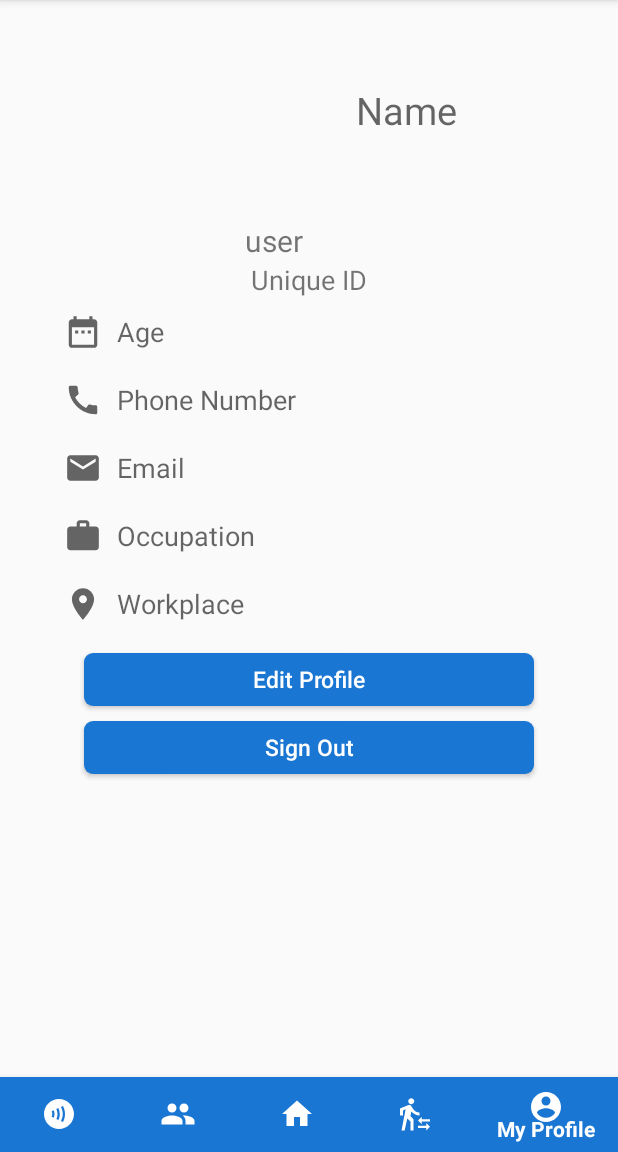
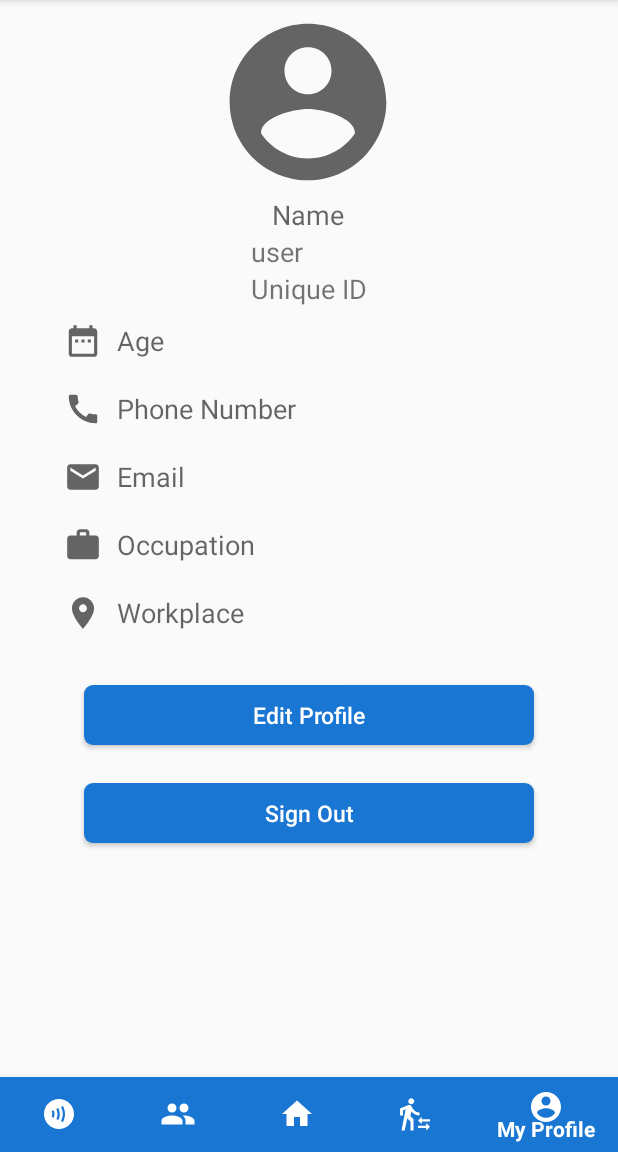
Before and after one commit to bhajan-limitless/AS120_EZ4US, an Android app: the ProfileActivity screen opened directly, with no data from a screen before it, on a phone screen of 412 x 824 dp, the part 84-1236 px from its top. Run offline under Robolectric (Android 15) with nearby library versions, the phone set to English and light mode, and no system bars; our stand-ins replace Firebase (no records; nobody signed in at launch, a user with empty details on screens opened directly); pictures from the network do not load; 6 statements that could not run were skipped.

Commit message:
ui changes

```diff
--- a/app/src/main/res/drawable/betteredittext.xml
+++ b/app/src/main/res/drawable/betteredittext.xml
@@ -2,8 +2,8 @@
 <shape xmlns:android="http://schemas.android.com/apk/res/android">
     <stroke
         android:width="1dp"
-        android:color="@color/colorPrimary" />
-    <corners android:radius="24dp"/>
+        android:color="@color/quantum_grey" />
+    <corners android:radius="8dp"/>
     <solid
         android:color="#00FFFFFF"
         android:paddingLeft="6dp"
--- /dev/null
+++ b/app/src/main/res/drawable/roundbuttonwhite.xml
@@ -0,0 +1,6 @@
+<?xml version="1.0" encoding="utf-8"?>
+<shape xmlns:android="http://schemas.android.com/apk/res/android">
+    <corners android:radius="6dp" />
+    <solid android:color="#ffffff" />
+
+</shape>
--- a/app/src/main/res/layout/activity_forgot.xml
+++ b/app/src/main/res/layout/activity_forgot.xml
@@ -9,6 +9,7 @@
     tools:context="com.ez4us.shieldapp.ForgotActivity">
 
     <EditText
+        android:background="@drawable/betteredittext"
         android:layout_marginTop="185dp"
         android:id="@+id/editTextfor"
         android:layout_width="300dp"
--- a/app/src/main/res/layout/activity_login.xml
+++ b/app/src/main/res/layout/activity_login.xml
@@ -8,6 +8,7 @@
     tools:context="com.ez4us.shieldapp.LoginActivity">
 
     <EditText
+        android:background="@drawable/betteredittext"
         android:layout_marginTop="185dp"
         android:id="@+id/editTextQ"
         android:layout_width="300dp"
@@ -20,6 +21,7 @@
         android:inputType="textPersonName"/>
 
     <EditText
+        android:background="@drawable/betteredittext"
         android:gravity="center_vertical"
         android:padding="10dp"
         android:layout_marginTop="25dp"
--- a/app/src/main/res/layout/activity_profile.xml
+++ b/app/src/main/res/layout/activity_profile.xml
@@ -13,23 +13,23 @@
         android:layout_width="match_parent"
         android:layout_height="match_parent"
         android:gravity="center_horizontal"
+        android:layout_marginTop="5dp"
         android:orientation="vertical">
-
 
     <LinearLayout
         android:id="@+id/linearLayout6"
-        android:layout_width="391dp"
+        android:layout_width="350dp"
         android:layout_height="wrap_content"
-        android:layout_margin="8dp"
         android:gravity="center"
-        android:orientation="horizontal">
+        android:orientation="vertical">
+
         <ImageView
-            android:layout_marginTop="10dp"
+
             android:id="@+id/user_imageview"
-            android:layout_width="120dp"
+            android:layout_width="125dp"
             android:layout_gravity="center"
-            android:layout_height="120dp"
-            android:layout_margin="5dp"
+            android:layout_height="125dp"
+            app:srcCompat="@drawable/ic_baseline_account_circle_24"
             android:layout_centerHorizontal="true"/>
 
         <TextView
@@ -38,8 +38,8 @@
             android:layout_height="wrap_content"
             android:hint="Name"
             android:textAlignment="textEnd"
-            android:textSize="25sp" />
-            app:srcCompat="@drawable/ic_baseline_account_circle_24"/>
+            android:textSize="18sp" />
+
     </LinearLayout>
 
         <TextView
@@ -47,7 +47,7 @@
             android:layout_width="wrap_content"
             android:layout_height="wrap_content"
             android:hint="Unique ID"
-            android:textSize="20sp" />
+            android:textSize="18sp" />
 
         <TextView
             android:id="@+id/later_textview"
@@ -179,9 +179,8 @@
             android:textSize="15sp"
             android:id="@+id/edit"
             android:layout_width="300dp"
-            android:layout_height="35dp"
-            android:layout_margin="10dp"
-
+            android:layout_height="40dp"
+            android:layout_margin="25dp"
             android:background="@drawable/rounded_corners"
             android:textAllCaps="false"
             android:text="Edit Profile"
@@ -190,8 +189,8 @@
         <Button
             android:id="@+id/logout"
             android:layout_width="300dp"
-            android:layout_height="35dp"
-            android:layout_marginBottom="10dp"
+            android:layout_height="40dp"
+
             android:textAllCaps="false"
             android:background="@drawable/rounded_corners"
             android:text="Sign Out"
--- a/app/src/main/res/layout/activity_report.xml
+++ b/app/src/main/res/layout/activity_report.xml
@@ -6,6 +6,7 @@
     android:id="@+id/activity_main">
 
     <EditText
+        android:background="@drawable/betteredittext"
         android:id="@+id/stateTF"
         android:layout_width="match_parent"
         android:layout_height="wrap_content"
@@ -21,6 +22,7 @@
 
 
     <EditText
+        android:background="@drawable/betteredittext"
         android:id="@+id/districtTF"
         android:layout_width="match_parent"
         android:layout_height="wrap_content"
@@ -33,6 +35,7 @@
         android:hint="District"/>
 
     <EditText
+        android:background="@drawable/betteredittext"
         android:id="@+id/locAdrressTF"
         android:layout_width="match_parent"
         android:layout_height="wrap_content"
@@ -45,6 +48,7 @@
         android:hint="Location Address" />
 
     <EditText
+        android:background="@drawable/betteredittext"
         android:id="@+id/pincodeTF"
         android:layout_width="match_parent"
         android:layout_height="wrap_content"
@@ -58,6 +62,7 @@
         android:inputType="phone"/>
 
     <EditText
+        android:background="@drawable/betteredittext"
         android:id="@+id/reasonTF"
         android:layout_width="match_parent"
         android:layout_height="wrap_content"
--- a/app/src/main/res/layout/activity_signup.xml
+++ b/app/src/main/res/layout/activity_signup.xml
@@ -6,7 +6,9 @@
     android:orientation="vertical"
     android:gravity="center_horizontal"
     tools:context="com.ez4us.shieldapp.SignupActivity">
+
     <EditText
+        android:background="@drawable/betteredittext"
         android:layout_marginTop="185dp"
         android:id="@+id/editText"
         android:layout_width="300dp"
@@ -18,6 +20,7 @@
         android:inputType="textPersonName"/>
 
     <EditText
+        android:background="@drawable/betteredittext"
         android:id="@+id/editText2"
         android:layout_width="300dp"
         android:layout_height="40dp"
```
Also changed, not shown: app/src/main/res/layout/activity_domestic_voilence.xml (+8 -0 lines), app/src/main/res/layout/activity_edit.xml (+6 -6 lines), app/src/main/res/layout/activity_sms_sender.xml (+8 -0 lines), app/src/main/res/layout/activity_var_get.xml (+40 -44 lines), app/src/main/res/layout/reportpage.xml (+10 -0 lines).
